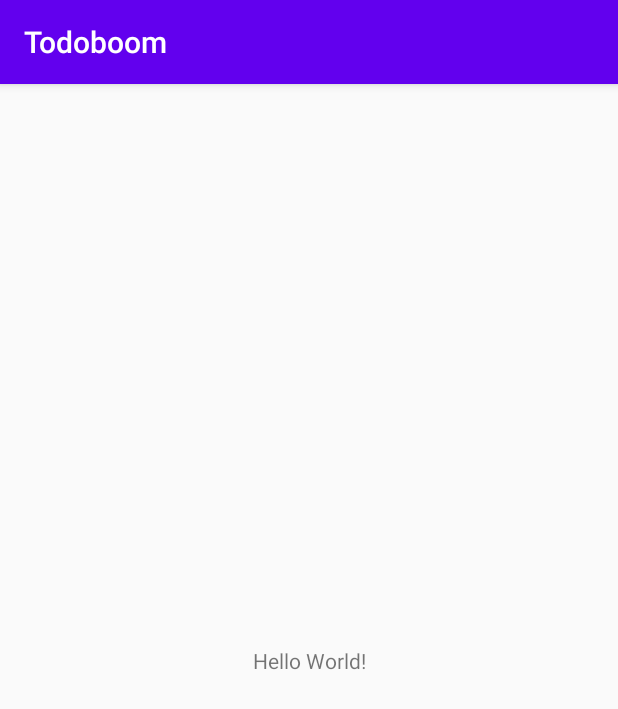
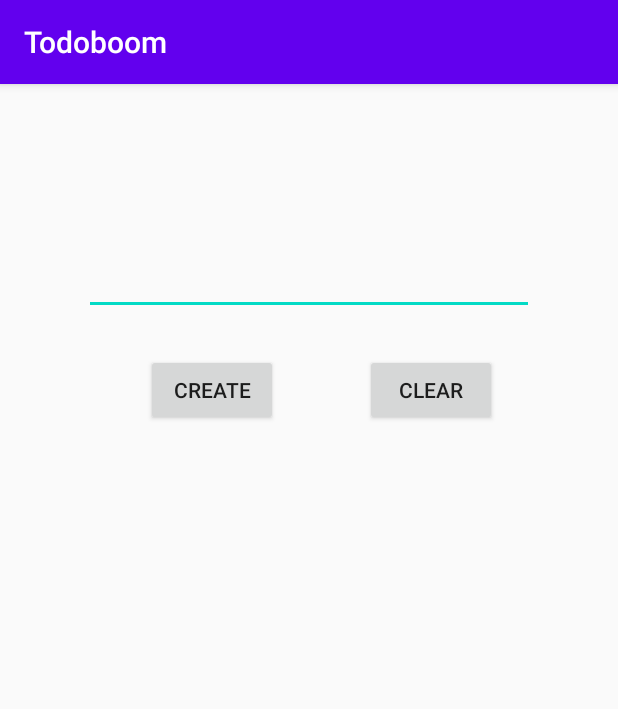
Before and after one commit to IdoLazer/Todoboom, an Android app: the screen it shows after launch (MainActivity), on a phone screen of 412 x 824 dp. Shown: the top 709 px of the screen. Run offline under Robolectric (Android 15) with nearby library versions, the phone set to English and light mode, and no system bars.

Commit message:
Created ex1

```diff
--- a/Todooboom/app/src/main/java/com/my/todoboom/MainActivity.java
+++ b/Todooboom/app/src/main/java/com/my/todoboom/MainActivity.java
@@ -3,6 +3,10 @@ package com.my.todoboom;
 import androidx.appcompat.app.AppCompatActivity;
 
 import android.os.Bundle;
+import android.view.View;
+import android.widget.Button;
+import android.widget.EditText;
+import android.widget.TextView;
 
 public class MainActivity extends AppCompatActivity {
 
@@ -10,5 +14,28 @@ public class MainActivity extends AppCompatActivity {
     protected void onCreate(Bundle savedInstanceState) {
         super.onCreate(savedInstanceState);
         setContentView(R.layout.activity_main);
+
+        final EditText taskInput = findViewById(R.id.task_input);
+        Button createBtn = findViewById(R.id.create_btn);
+        Button clearBtn = findViewById(R.id.clear_btn);
+        final TextView taskList = findViewById(R.id.task_list);
+
+        createBtn.setOnClickListener(new View.OnClickListener() {
+            @Override
+            public void onClick(View v) {
+                if (taskInput.getText().length() == 0) {
+                    return;
+                }
+                taskList.append(taskInput.getText() + "\n");
+                taskInput.getText().clear();
+            }
+        });
+
+        clearBtn.setOnClickListener(new View.OnClickListener() {
+            @Override
+            public void onClick(View v) {
+                taskList.setText("");
+            }
+        });
     }
 }
--- a/Todooboom/app/src/main/res/layout/activity_main.xml
+++ b/Todooboom/app/src/main/res/layout/activity_main.xml
@@ -6,13 +6,56 @@
     android:layout_height="match_parent"
     tools:context=".MainActivity">
 
-    <TextView
+    <EditText
+        android:id="@+id/task_input"
         android:layout_width="wrap_content"
         android:layout_height="wrap_content"
-        android:text="Hello World!"
+        android:inputType="text"
+        android:minWidth="300dp"
+        android:freezesText="true"
         app:layout_constraintBottom_toBottomOf="parent"
         app:layout_constraintLeft_toLeftOf="parent"
         app:layout_constraintRight_toRightOf="parent"
-        app:layout_constraintTop_toTopOf="parent" />
+        app:layout_constraintTop_toTopOf="parent"
+        app:layout_constraintVertical_bias="0.15"/>
+
+    <Button
+        android:id="@+id/create_btn"
+        android:layout_width="wrap_content"
+        android:layout_height="wrap_content"
+        android:text="Create"
+        app:layout_constraintBottom_toBottomOf="parent"
+        app:layout_constraintHorizontal_bias="0.3"
+        app:layout_constraintLeft_toLeftOf="parent"
+        app:layout_constraintRight_toRightOf="parent"
+        app:layout_constraintTop_toTopOf="parent"
+        app:layout_constraintVertical_bias="0.25" />
+
+    <Button
+        android:id="@+id/clear_btn"
+        android:layout_width="wrap_content"
+        android:layout_height="wrap_content"
+        android:text="Clear"
+        app:layout_constraintBottom_toBottomOf="parent"
+        app:layout_constraintHorizontal_bias="0.75"
+        app:layout_constraintLeft_toLeftOf="parent"
+        app:layout_constraintRight_toRightOf="parent"
+        app:layout_constraintTop_toTopOf="parent"
+        app:layout_constraintVertical_bias="0.25" />
+
+    <TextView
+        android:id="@+id/task_list"
+        android:freezesText="true"
+        android:layout_width="wrap_content"
+        android:layout_height="wrap_content"
+        app:layout_constraintBottom_toBottomOf="parent"
+        app:layout_constraintLeft_toLeftOf="parent"
+        app:layout_constraintRight_toRightOf="parent"
+        app:layout_constraintTop_toTopOf="parent"
+        app:layout_constraintVertical_bias="0.8"
+        android:minHeight="400dp"
+        android:maxHeight="400dp"
+        android:minWidth="350dp"
+        android:maxWidth="350dp"/>
 
 </androidx.constraintlayout.widget.ConstraintLayout>
```
